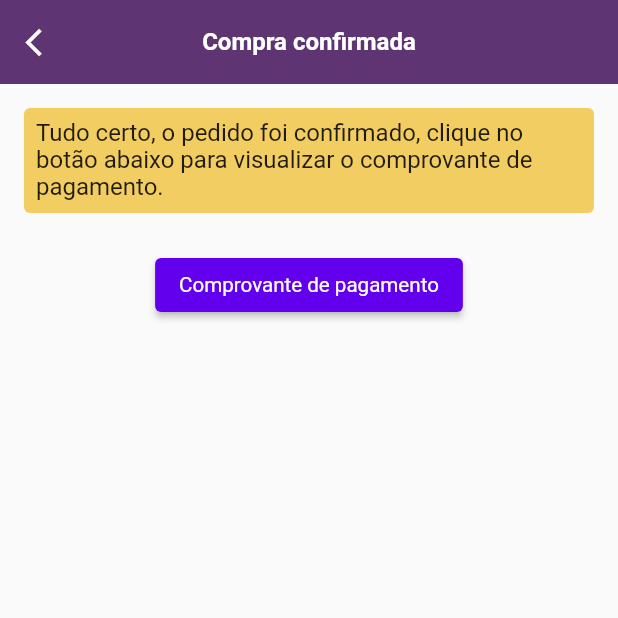
After one commit to carlosandrercouto/framework, a Flutter app: the PurchaseConfirmationScreen screen opened directly, on a phone screen of 412 x 824 dp, the top half of it. The commit adds this screen. Run offline on Flutter 3.47's test engine with Material 2 defaults, Android fonts, the phone set to English and light mode, and no system bars; our stand-ins replace flutter_screenutil, font_awesome_flutter; missing offline and left inert: flutter_full_pdf_viewer, flutter_html_to_pdf.

Commit message:
feat(purchase_confirmation): adiciona tela

```diff
--- /dev/null
+++ b/lib/features/store/presentation/ui/screens/purchase_confirmation.dart
@@ -0,0 +1,124 @@
+import 'dart:async';
+import 'dart:io';
+
+import 'package:flutter/material.dart';
+import 'package:flutter_full_pdf_viewer/flutter_full_pdf_viewer.dart';
+import 'package:flutter_html_to_pdf/flutter_html_to_pdf.dart';
+import 'package:framework/core/ui/constants/app_colors.dart';
+import 'package:framework/core/ui/constants/app_dimens.dart';
+import 'package:framework/core/ui/constants/app_styles.dart';
+import 'package:framework/core/ui/widgets/custom_app_bar.dart';
+import 'package:path_provider/path_provider.dart';
+
+class PurchaseConfirmationScreen extends StatefulWidget {
+  final String purchaseValue;
+  final String purchaseProducts;
+
+  PurchaseConfirmationScreen({
+    this.purchaseValue,
+    this.purchaseProducts,
+  });
+
+  @override
+  _PurchaseConfirmationScreenState createState() => _PurchaseConfirmationScreenState();
+}
+
+class _PurchaseConfirmationScreenState extends State<PurchaseConfirmationScreen> {
+  String generatedPdfFilePath;
+
+  @override
+  void initState() {
+    super.initState();
+    templateHTML();
+  }
+
+  Future<void> templateHTML() async {
+    final htmlContent = """
+    <!DOCTYPE html>
+    <html>
+      <head>
+        <style>
+          html, body {
+            width: 100%;
+          }
+        </style>
+      </head>
+      <body>
+       <div style="width: 100%; display: flex; flex-direction: column;">
+          <h2 style="font-size:20px; color: #5f3473;">Detalhes da compra</h2>
+
+          <ul>
+            <li><p style="font-size:16px;"><strong>Total do pedido: </strong> ${widget.purchaseValue}</p></li>
+            <li><p style="font-size:16px;"><strong>Produtos do pedido: </strong> ${widget.purchaseProducts}</p></li>
+          </ul>
+
+          <div style="display:flex; flex-wrap:wrap; justify-content:center; margin-top:50px;">
+            <img style="width:100px; height:100px; object-fit:contain;" src="https://media-exp1.licdn.com/dms/image/C560BAQEpMK9fjp29IA/company-logo_200_200/0/1519866108006?e=2159024400&v=beta&t=tH705_pZXOlqZGN9lqPaRUsmF6mxQVsAwxzGbSBG03E">
+          </div>
+        </div>
+      </body>
+    </html>
+    """;
+
+    Directory appDocDir = await getApplicationDocumentsDirectory();
+    final targetPath = appDocDir.path;
+    final targetFileName = "example-pdf";
+
+    final generatedPdfFile = await FlutterHtmlToPdf.convertFromHtmlContent(htmlContent, targetPath, targetFileName);
+    generatedPdfFilePath = generatedPdfFile.path;
+  }
+
+  @override
+  Widget build(BuildContext context) {
+    return Scaffold(
+      appBar: CustomAppBar(title: 'Compra confirmada'),
+      body: SingleChildScrollView(
+        padding: EdgeInsets.symmetric(horizontal: AppDimens.medium, vertical: AppDimens.medium),
+        child: Column(
+          children: [
+            Container(
+              padding: EdgeInsets.all(AppDimens.small),
+              decoration: BoxDecoration(
+                color: AppColors.warning_100,
+                borderRadius: BorderRadius.circular(AppDimens.smallest),
+              ),
+              child: Text(
+                'Tudo certo, o pedido foi confirmado, clique no botão abaixo para visualizar o comprovante de pagamento.',
+                style: AppStyles.regular14(),
+              ),
+            ),
+            SizedBox(height: AppDimens.large),
+            ElevatedButton(
+              child: Text(
+                "Comprovante de pagamento",
+                style: AppStyles.regular12().copyWith(color: AppColors.white_900),
+              ),
+              onPressed: () {
+                Navigator.push(
+                  context,
+                  MaterialPageRoute(
+                      builder: (context) => PDFViewerScaffold(
+                            appBar: CustomAppBar(
+                              title: "Comprovante de pagamento",
+                            ),
+                            path: generatedPdfFilePath,
+                          )),
+                );
+              },
+            ),
+          ],
+        ),
+      ),
+    );
+  }
+}
+
+class PurchaseConfirmationScreenArguments {
+  final String purchaseValue;
+  final String purchaseProducts;
+
+  PurchaseConfirmationScreenArguments({
+    @required this.purchaseValue,
+    @required this.purchaseProducts,
+  });
+}
--- a/lib/routes.dart
+++ b/lib/routes.dart
@@ -2,6 +2,7 @@ import 'package:flutter/cupertino.dart';
 import 'package:flutter/material.dart';
 
 import 'features/login/presentation/ui/screens/login_screen.dart';
+import 'features/store/presentation/ui/screens/purchase_confirmation.dart';
 import 'features/store/presentation/ui/screens/shopping_cart_screen.dart';
 import 'features/store/presentation/ui/screens/store_screen.dart';
 
@@ -9,6 +10,10 @@ Map<String, dynamic> routes = <String, dynamic>{
   'login': (args) => LoginScreen(),
   'store': (args) => StoreScreen(),
   'shoppingCart': (ShoppingCartScreenArguments args) => ShoppingCartScreen(productsCartList: args.productsCartList),
+  'purchaseConfirmation': (PurchaseConfirmationScreenArguments args) => PurchaseConfirmationScreen(
+        purchaseProducts: args.purchaseProducts,
+        purchaseValue: args.purchaseValue,
+      ),
 };
 
 List<String> routesRoutedByCupertino = [];
```
